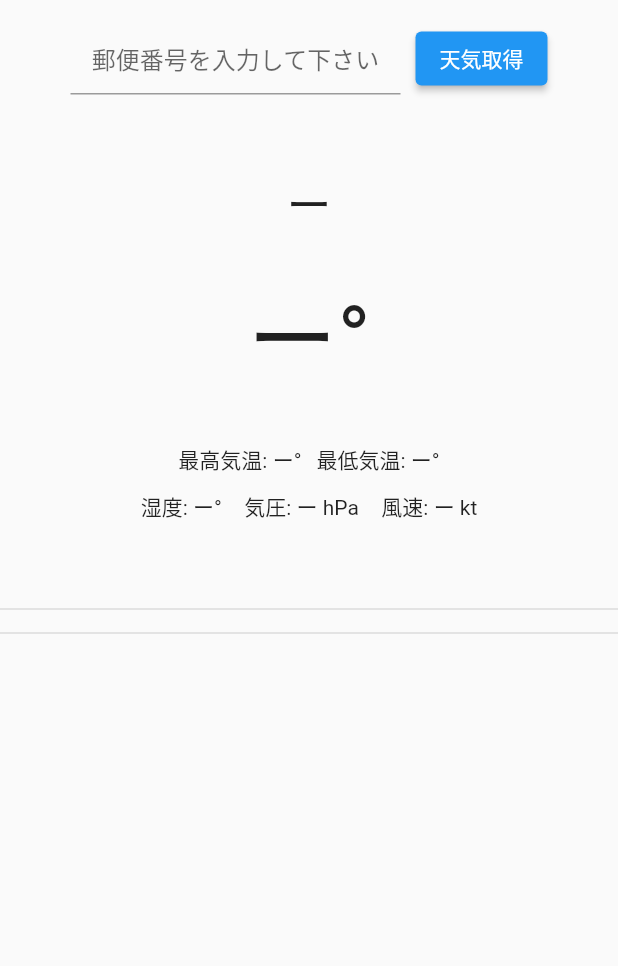
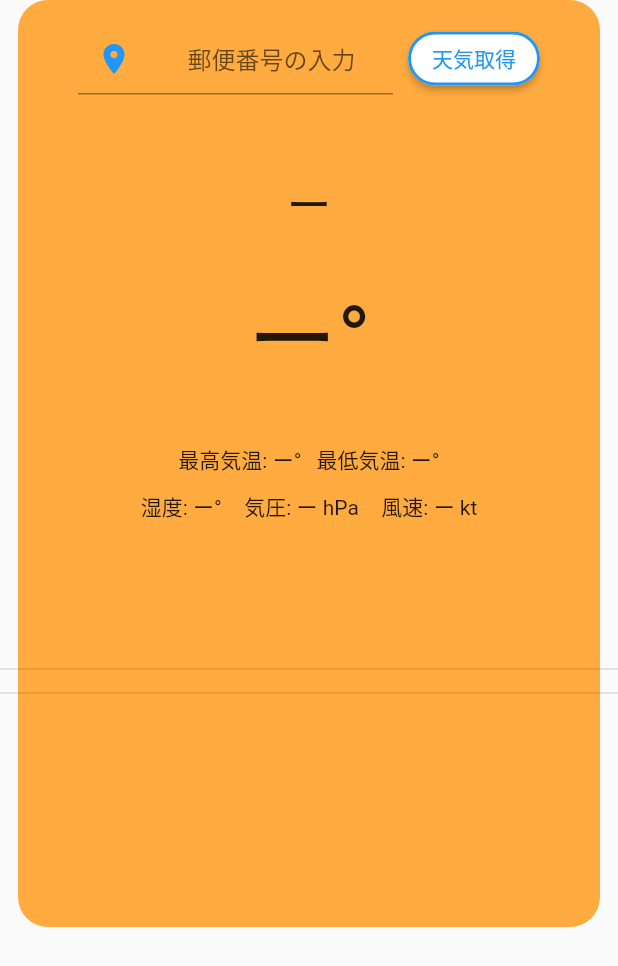
Before and after one commit to tomohiro1024/weatherApp, a Flutter app: the screen it shows after launch, on a phone screen of 412 x 824 dp. Shown: the top 966 px of the screen. Run offline on Flutter 3.47's test engine with Material 2 defaults, Android fonts, the phone set to English and light mode, and no system bars; our stand-ins replace lottie.

Commit message:
Stack()の用意

```diff
--- a/lib/top_page.dart
+++ b/lib/top_page.dart
@@ -1,4 +1,5 @@
 import 'package:flutter/material.dart';
+import 'package:flutter/services.dart';
 import 'package:intl/intl.dart';
 import 'package:lottie/lottie.dart';
 import 'package:weather_app/weather.dart';
@@ -43,10 +44,32 @@ class _TopPageState extends State<TopPage> {
     return 'assets/sunny.json';
   }
 
+  Widget test() {
+    Size size = MediaQuery.of(context).size;
+    return Scaffold(
+      body: Container(
+        child: Column(
+          children: [
+            Container(
+              height: size.height * 0.75,
+              width: size.width,
+              margin: EdgeInsets.only(right: 12, left: 12),
+              decoration: BoxDecoration(
+                  color: Colors.orangeAccent,
+                  borderRadius: BorderRadius.circular(20)),
+            ),
+          ],
+        ),
+      ),
+    );
+  }
+
   @override
   Widget build(BuildContext context) {
     return Scaffold(
-      body: SingleChildScrollView(
+      body: Stack(children: [
+        test(),
+        SingleChildScrollView(
           child: SafeArea(
             child: Column(
               children: [
@@ -55,12 +78,22 @@ class _TopPageState extends State<TopPage> {
                   mainAxisAlignment: MainAxisAlignment.center,
                   children: [
                     SizedBox(
-                    width: 220,
+                      width: 210,
                       child: TextField(
+                        keyboardType: TextInputType.number,
                         controller: _textEditingController,
                         textAlign: TextAlign.center,
-                      decoration:
-                          const InputDecoration(hintText: '郵便番号を入力して下さい'),
+                        decoration: const InputDecoration(
+                          hintText: '郵便番号の入力',
+                          prefixIcon: Icon(
+                            Icons.place,
+                            color: Colors.blue,
+                          ),
+                        ),
+                        inputFormatters: [
+                          FilteringTextInputFormatter.digitsOnly,
+                          LengthLimitingTextInputFormatter(7),
+                        ],
                       ),
                     ),
                     const SizedBox(width: 10),
@@ -68,11 +101,13 @@ class _TopPageState extends State<TopPage> {
                       onPressed: isButtonEnabled
                           ? null
                           : () async {
+                              FocusManager.instance.primaryFocus?.unfocus();
                               setState(() {
                                 isButtonEnabled = true;
                               });
                               Map<String, String> response = {};
-                            response = (await ZipCode.searchAddressFromZipCode(
+                              response =
+                                  (await ZipCode.searchAddressFromZipCode(
                                       _textEditingController.text))!;
 
                               print('responseresponse');
@@ -90,7 +125,8 @@ class _TopPageState extends State<TopPage> {
                               }
                               if (response.containsKey('address')) {
                                 address = response['address'];
-                              currentWeather = (await Weather.getCurrentWeather(
+                                currentWeather =
+                                    (await Weather.getCurrentWeather(
                                         _textEditingController.text))!;
                                 if (currentWeather!.temp < 15) {
                                   const snackBar = SnackBar(
@@ -112,7 +148,18 @@ class _TopPageState extends State<TopPage> {
                               });
                               setState(() {});
                             },
-                    child: const Text('天気取得'),
+                      child: const Text(
+                        '天気取得',
+                        style: TextStyle(color: Colors.blue),
+                      ),
+                      style: ElevatedButton.styleFrom(
+                        shape: const StadiumBorder(),
+                        backgroundColor: Colors.white,
+                        side: const BorderSide(
+                          color: Colors.blue,
+                          width: 2,
+                        ),
+                      ),
                     ),
                   ],
                 ),
@@ -177,7 +224,7 @@ class _TopPageState extends State<TopPage> {
                         '風速: ${currentWeather == null ? 'ー' : currentWeather!.wind} kt'),
                   ],
                 ),
-              const SizedBox(height: 50),
+                const SizedBox(height: 90),
                 // 時間毎のUI
                 const Divider(
                   thickness: 1,
@@ -220,6 +267,7 @@ class _TopPageState extends State<TopPage> {
             ),
           ),
         ),
+      ]),
     );
   }
 }
--- a/pubspec.yaml
+++ b/pubspec.yaml
@@ -1,7 +1,7 @@
 name: weather_app
 description: A new Flutter project.
 publish_to: 'none' # Remove this line if you wish to publish to pub.dev
-version: 1.1.0+5
+version: 1.1.1+6
 
 environment:
   sdk: ">=2.15.1 <3.0.0"
```
Lines whose indentation alone changed are shown as unchanged.
